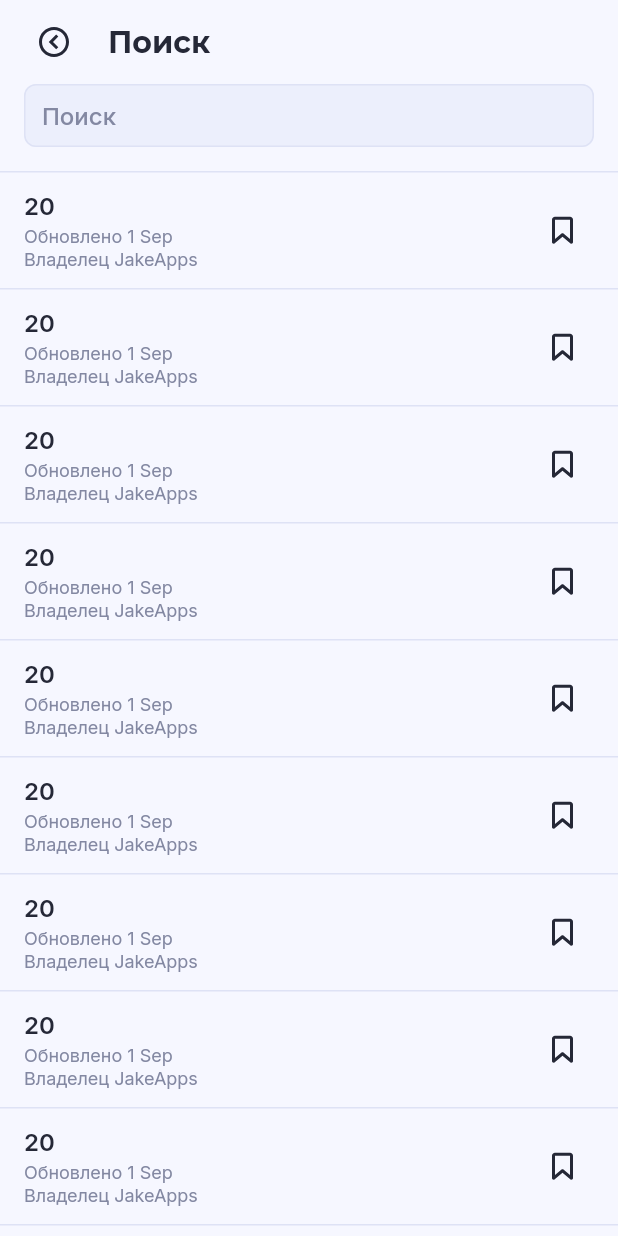
After one commit to Null-Delta/StudRasp-Requiem, a Flutter app: the SearchPage screen opened directly, on a phone screen of 412 x 824 dp. The commit adds this screen. Run offline on Flutter 3.47's test engine with Material 2 defaults, Android fonts, the phone set to English and light mode, and no system bars; our stand-ins replace flutter_riverpod, flutter_svg, freezed_annotation, google_fonts; project files that could hold a hidden picture were left out.

Commit message:
Added SearchPage

```diff
--- a/studrasp_requiem/lib/ui/my_app.dart
+++ b/studrasp_requiem/lib/ui/my_app.dart
@@ -22,6 +22,8 @@ class MyApp extends StatelessWidget {
       title: 'Flutter Demo',
       themeMode: ThemeMode.system,
       theme: ThemeData.light().copyWith(
+        backgroundColor: lightColors.backgroundPrimary,
+        scaffoldBackgroundColor: lightColors.backgroundPrimary,
         appBarTheme: ThemeData.light().appBarTheme.copyWith(
               backgroundColor: appLightColors.backgroundPrimary,
               foregroundColor: appLightColors.accentPrimary,
@@ -41,6 +43,8 @@ class MyApp extends StatelessWidget {
         ],
       ),
       darkTheme: ThemeData.dark().copyWith(
+        backgroundColor: darkColors.backgroundPrimary,
+        scaffoldBackgroundColor: darkColors.backgroundPrimary,
         appBarTheme: ThemeData.dark().appBarTheme.copyWith(
               backgroundColor: appDarkColors.backgroundPrimary,
               foregroundColor: appDarkColors.accentPrimary,
--- /dev/null
+++ b/studrasp_requiem/lib/ui/search_page/search_page.dart
@@ -0,0 +1,129 @@
+import 'dart:math';
+
+import 'package:flutter/material.dart';
+
+import '../../gen/assets.gen.dart';
+import '../../models/timetable/timetable_model.dart';
+import '../../models/timetable_config/timetable_config_model.dart';
+import '../../models/user/user_model.dart';
+import '../../styles/build_context_extension.dart';
+import '../../styles/text_field_style.dart';
+import '../timetable_list_pages/widgets/time_table_card.dart';
+
+class SearchPage extends StatefulWidget {
+  const SearchPage({Key? key}) : super(key: key);
+
+  @override
+  State<SearchPage> createState() => _SearchPageState();
+}
+
+class _SearchPageState extends State<SearchPage> {
+  final searchFieldFocus = FocusNode();
+
+  List<Timetable> findedTables = List<Timetable>.generate(
+    20,
+    (index) => Timetable(
+      id: "0",
+      name: "${Random().nextInt(100)}",
+      days: [],
+      owner: const User(id: "0", name: "JakeApps", avatarUrl: ""),
+      editors: [],
+      lastEditor: const User(id: "0", name: "JakeApps", avatarUrl: ""),
+      creationDate: DateTime.now(),
+      lastUpdateDate: DateTime.now(),
+      config: TimetableConfig.empty(),
+    ),
+  );
+
+  @override
+  Widget build(BuildContext context) {
+    final colors = context.colors;
+    final textStyles = context.textStyles;
+
+    return Scaffold(
+      appBar: AppBar(
+        leading: Padding(
+          padding: const EdgeInsets.only(left: 16),
+          child: IconButton(
+            onPressed: () {},
+            icon: Assets.images.circleChevronLeft.svg(),
+            splashRadius: 24,
+          ),
+        ),
+        title: Text(
+          "Поиск",
+          style: textStyles.title,
+        ),
+      ),
+      body: Column(
+        children: [
+          Padding(
+            padding: const EdgeInsets.symmetric(horizontal: 16),
+            child: SizedBox(
+              height: 42,
+              child: TextField(
+                focusNode: searchFieldFocus,
+                onEditingComplete: () {
+                  final tablesCount = Random().nextInt(10);
+                  setState(
+                    () {
+                      findedTables = List<Timetable>.generate(
+                        tablesCount,
+                        (index) => Timetable(
+                          id: "0",
+                          name: "${Random().nextInt(100)}",
+                          days: [],
+                          owner: const User(id: "0", name: "JakeApps", avatarUrl: ""),
+                          editors: [],
+                          lastEditor: const User(id: "0", name: "JakeApps", avatarUrl: ""),
+                          creationDate: DateTime.now(),
+                          lastUpdateDate: DateTime.now(),
+                          config: TimetableConfig.empty(),
+                        ),
+                      );
+                    },
+                  );
+                  searchFieldFocus.unfocus();
+                },
+                style: textStyles.label,
+                cursorColor: colors.accentPrimary,
+                decoration: textFieldDecoration(context).copyWith(
+                  hintText: "Поиск",
+                ),
+              ),
+            ),
+          ),
+          const SizedBox(height: 16),
+          Divider(
+            height: 1,
+            thickness: 1,
+            color: colors.separator,
+          ),
+          Expanded(
+            child: ListView.separated(
+              itemBuilder: (context, index) {
+                return TimeTableCard(
+                  timeTable: findedTables[index],
+                  button: IconButton(
+                    onPressed: () {},
+                    icon: Assets.images.iconSaveOutline.svg(),
+                    splashRadius: 24,
+                  ),
+                  onTap: () {},
+                );
+              },
+              separatorBuilder: (context, index) {
+                return Divider(
+                  height: 1,
+                  thickness: 1,
+                  color: colors.separator,
+                );
+              },
+              itemCount: findedTables.length,
+            ),
+          ),
+        ],
+      ),
+    );
+  }
+}
--- a/studrasp_requiem/lib/ui/timetable_list_pages/tima_table_list_page.dart
+++ b/studrasp_requiem/lib/ui/timetable_list_pages/tima_table_list_page.dart
@@ -138,6 +138,7 @@ class _TimeTableListPageState extends State<TimeTableListPage> {
                           icon: Assets.images.moreHorizontal.svg(),
                           splashRadius: 24,
                         ),
+                        onTap: () {},
                       );
                     },
                     separatorBuilder: (context, index) {
@@ -159,6 +160,7 @@ class _TimeTableListPageState extends State<TimeTableListPage> {
                           icon: Assets.images.moreHorizontal.svg(),
                           splashRadius: 24,
                         ),
+                        onTap: () {},
                       );
                     },
                     separatorBuilder: (context, index) {
--- a/studrasp_requiem/lib/ui/timetable_list_pages/widgets/time_table_card.dart
+++ b/studrasp_requiem/lib/ui/timetable_list_pages/widgets/time_table_card.dart
@@ -8,11 +8,13 @@ class TimeTableCard extends StatelessWidget {
   final Timetable timeTable;
   final Widget button;
   final bool showOwner;
+  final Function() onTap;
 
   const TimeTableCard({
     Key? key,
     required this.timeTable,
     required this.button,
+    required this.onTap,
     this.showOwner = true,
   }) : super(key: key);
 
@@ -27,7 +29,11 @@ class TimeTableCard extends StatelessWidget {
     final colors = context.colors;
     final textStyles = context.textStyles;
 
-    return Padding(
+    return GestureDetector(
+      onTap: () {
+        onTap();
+      },
+      child: Padding(
         padding: const EdgeInsets.symmetric(horizontal: 16, vertical: 12),
         child: Row(
           children: [
@@ -61,6 +67,7 @@ class TimeTableCard extends StatelessWidget {
             ),
           ],
         ),
+      ),
     );
   }
 }
```
Lines whose indentation alone changed are shown as unchanged.
